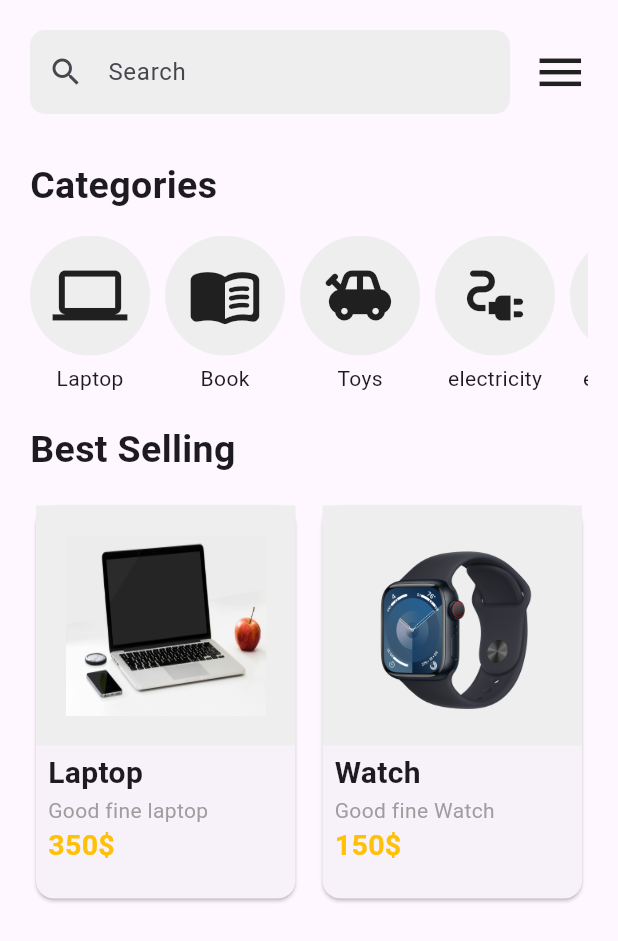
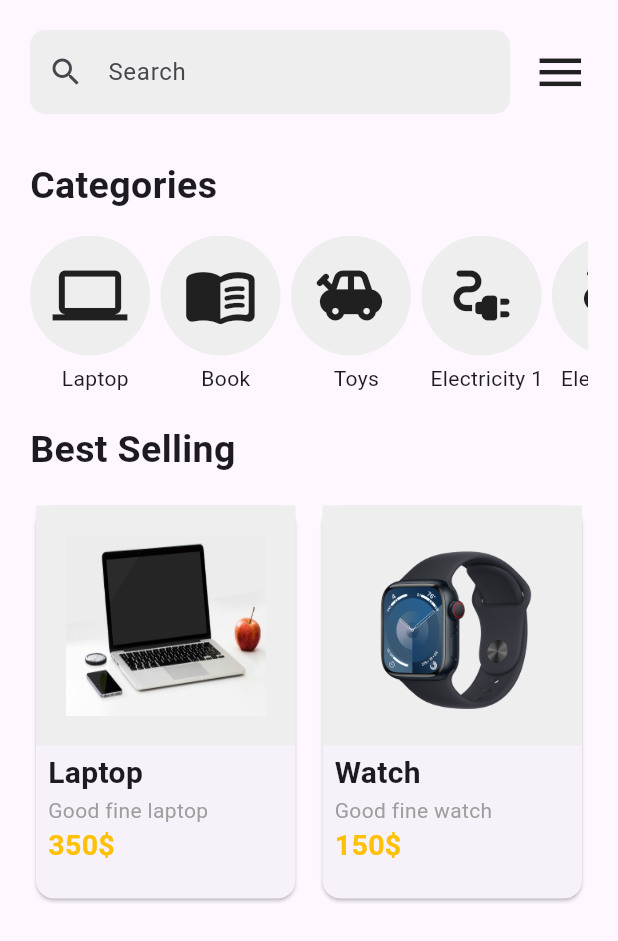
Before and after one commit to NAWR9/EcommerceUi, a Flutter app: the screen it shows after launch, on a phone screen of 412 x 824 dp. Shown: the top 941 px of the screen. Run offline on Flutter 3.47's test engine with Material 3 defaults, Android fonts, the phone set to English and light mode, and no system bars.

Commit message:
Developing dynamic categories and products

```diff
--- a/lib/homepage.dart
+++ b/lib/homepage.dart
@@ -8,6 +8,30 @@ class Homepage extends StatefulWidget {
 }
 
 class _HomepageState extends State<Homepage> {
+  List Categories = [
+    {"icon": Icons.laptop, "name": "Laptop"},
+    {"icon": Icons.menu_book_rounded, "name": "Book"},
+    {"icon": Icons.toys, "name": "Toys"},
+    {"icon": Icons.electrical_services_rounded, "name": "Electricity 1"},
+    {"icon": Icons.electrical_services_rounded, "name": "Electricity 2"},
+    {"icon": Icons.electrical_services_rounded, "name": "Electricity 3"}
+  ];
+
+  List bestSelling = [
+    {
+      "image": "images/Laptop.jpg",
+      "title": "Laptop",
+      "description": "Good fine laptop",
+      "price": "350\$"
+    },
+    {
+      "image": "images/Watch.png",
+      "title": "Watch",
+      "description": "Good fine watch",
+      "price": "150\$"
+    }
+  ];
+
   @override
   Widget build(BuildContext context) {
     return Scaffold(
@@ -50,124 +74,30 @@ class _HomepageState extends State<Homepage> {
           ),
           Container(
             height: 110,
-            child: ListView(
+            child: ListView.builder(
               scrollDirection: Axis.horizontal,
-              children: [
-                Column(
+              itemCount: Categories.length,
+              itemBuilder: (context, index) {
+                return Column(
                   children: [
                     Container(
                       padding: const EdgeInsets.all(15),
+                      margin: EdgeInsets.only(right: 7),
                       decoration: BoxDecoration(
                           color: Colors.grey[200],
                           borderRadius: BorderRadius.circular(100)),
-                      child: const Icon(
-                        Icons.laptop,
+                      child: Icon(
+                        Categories[index]["icon"],
                         size: 50,
                       ),
                     ),
                     const SizedBox(
                       height: 5,
                     ),
-                    Text("Laptop")
+                    Text(Categories[index]["name"])
                   ],
-                ),
-                const SizedBox(width: 10),
-                Column(
-                  children: [
-                    Container(
-                      padding: EdgeInsets.all(15),
-                      decoration: BoxDecoration(
-                          color: Colors.grey[200],
-                          borderRadius: BorderRadius.circular(100)),
-                      child: const Icon(
-                        Icons.menu_book_rounded,
-                        size: 50,
-                      ),
-                    ),
-                    const SizedBox(
-                      height: 5,
-                    ),
-                    Text("Book")
-                  ],
-                ),
-                const SizedBox(width: 10),
-                Column(
-                  children: [
-                    Container(
-                      padding: const EdgeInsets.all(15),
-                      decoration: BoxDecoration(
-                          color: Colors.grey[200],
-                          borderRadius: BorderRadius.circular(100)),
-                      child: const Icon(
-                        Icons.toys,
-                        size: 50,
-                      ),
-                    ),
-                    const SizedBox(
-                      height: 5,
-                    ),
-                    const Text("Toys")
-                  ],
-                ),
-                SizedBox(width: 10),
-                Column(
-                  children: [
-                    Container(
-                      padding: const EdgeInsets.all(15),
-                      decoration: BoxDecoration(
-                          color: Colors.grey[200],
-                          borderRadius: BorderRadius.circular(100)),
-                      child: const Icon(
-                        Icons.electrical_services,
-                        size: 50,
-                      ),
-                    ),
-                    const SizedBox(
-                      height: 5,
-                    ),
-                    Text("electricity")
-                  ],
-                ),
-                const SizedBox(width: 10),
-                Column(
-                  children: [
-                    Container(
-                      padding: EdgeInsets.all(15),
-                      decoration: BoxDecoration(
-                          color: Colors.grey[200],
-                          borderRadius: BorderRadius.circular(100)),
-                      child: const Icon(
-                        Icons.electrical_services,
-                        size: 50,
-                      ),
-                    ),
-                    const SizedBox(
-                      height: 5,
-                    ),
-                    Text("electricity")
-                  ],
-                ),
-                SizedBox(width: 10),
-                Column(
-                  children: [
-                    Container(
-                      padding: const EdgeInsets.all(15),
-                      decoration: BoxDecoration(
-                          color: Colors.grey[200],
-                          borderRadius: BorderRadius.circular(100)),
-                      child: const Icon(
-                        Icons.electrical_services,
-                        size: 50,
-                      ),
-                    ),
-                    const SizedBox(
-                      height: 5,
-                    ),
-                    const Text("electricity")
-                  ],
-                ),
-                const SizedBox(width: 10),
-              ],
+                );
+              },
             ),
           ),
           Container(
@@ -177,7 +107,7 @@ class _HomepageState extends State<Homepage> {
               style: TextStyle(fontWeight: FontWeight.bold, fontSize: 25),
             ),
           ),
-          GridView(
+          GridView.builder(
               shrinkWrap: true,
               physics: const NeverScrollableScrollPhysics(),
               gridDelegate: const SliverGridDelegateWithFixedCrossAxisCount(
@@ -185,8 +115,9 @@ class _HomepageState extends State<Homepage> {
                 crossAxisSpacing: 10,
                 mainAxisExtent: 270,
               ),
-            children: [
-              Card(
+              itemCount: bestSelling.length,
+              itemBuilder: (context, index) {
+                return Card(
                   child: Column(
                     crossAxisAlignment: CrossAxisAlignment.start,
                     children: [
@@ -195,30 +126,30 @@ class _HomepageState extends State<Homepage> {
                         color: Colors.grey[200],
                         width: 300,
                         child: Image.asset(
-                        "images/Laptop.jpg",
+                          bestSelling[index]["image"],
                           height: 120,
                           fit: BoxFit.fill,
                         ),
                       ),
-                    const Padding(
+                      Padding(
                         padding: EdgeInsets.only(left: 8, top: 4),
                         child: Text(
-                        "Laptop",
+                          bestSelling[index]["title"],
                           style: TextStyle(
                               fontWeight: FontWeight.bold, fontSize: 20),
                         ),
                       ),
-                    const Padding(
+                      Padding(
                         padding: EdgeInsets.only(left: 8),
                         child: Text(
-                        "Good fine laptop",
+                          bestSelling[index]["description"],
                           style: TextStyle(color: Colors.grey),
                         ),
                       ),
-                    const Padding(
+                      Padding(
                         padding: EdgeInsets.only(left: 8),
                         child: Text(
-                        "350\$",
+                          bestSelling[index]["price"],
                           style: TextStyle(
                               color: Colors.amber,
                               fontSize: 19,
@@ -227,51 +158,8 @@ class _HomepageState extends State<Homepage> {
                       ),
                     ],
                   ),
-              ),
-              Card(
-                child: Column(
-                  crossAxisAlignment: CrossAxisAlignment.start,
-                  children: [
-                    Container(
-                      padding: const EdgeInsets.all(20),
-                      color: Colors.grey[200],
-                      width: 300,
-                      child: Image.asset(
-                        "images/Watch.png",
-                        height: 120,
-                        fit: BoxFit.fill,
-                      ),
-                    ),
-                    const Padding(
-                      padding: EdgeInsets.only(left: 8, top: 4),
-                      child: Text(
-                        "Watch",
-                        style: TextStyle(
-                            fontWeight: FontWeight.bold, fontSize: 20),
-                      ),
-                    ),
-                    const Padding(
-                      padding: EdgeInsets.only(left: 8),
-                      child: Text(
-                        "Good fine Watch",
-                        style: TextStyle(color: Colors.grey),
-                      ),
-                    ),
-                    const Padding(
-                      padding: EdgeInsets.only(left: 8),
-                      child: Text(
-                        "150\$",
-                        style: TextStyle(
-                            color: Colors.amber,
-                            fontSize: 19,
-                            fontWeight: FontWeight.bold),
-                      ),
-                    ),
-                  ],
-                ),
-              )
-            ],
-          )
+                );
+              })
         ],
       ),
     ));
```
Lines whose indentation alone changed are shown as unchanged.
